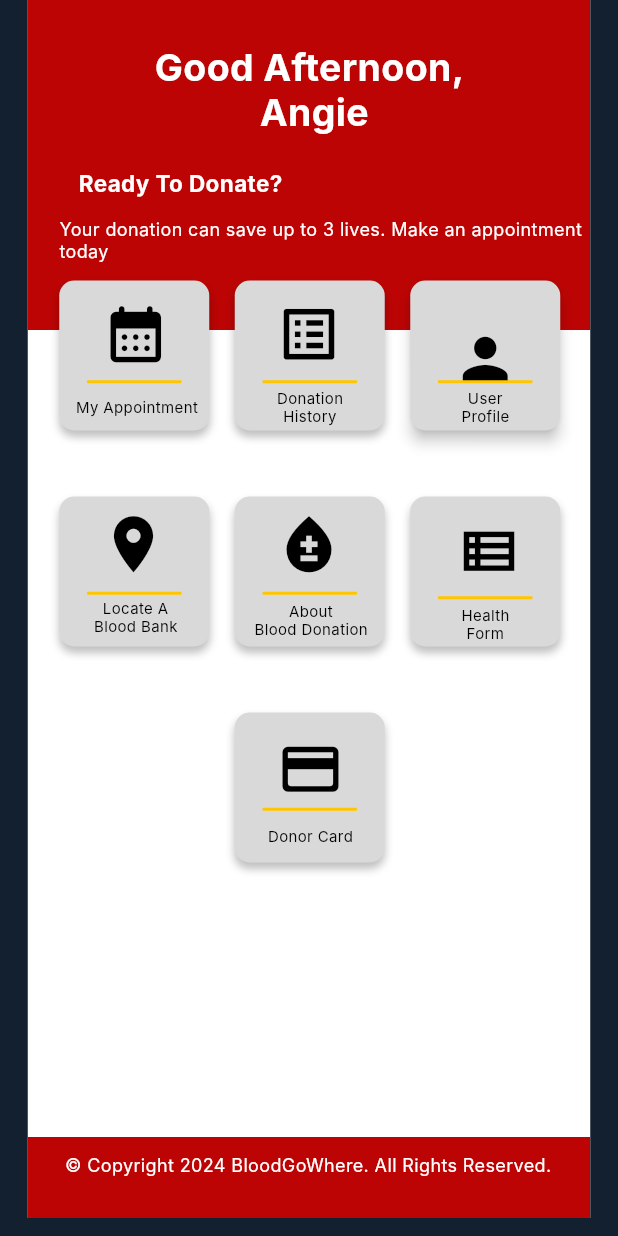
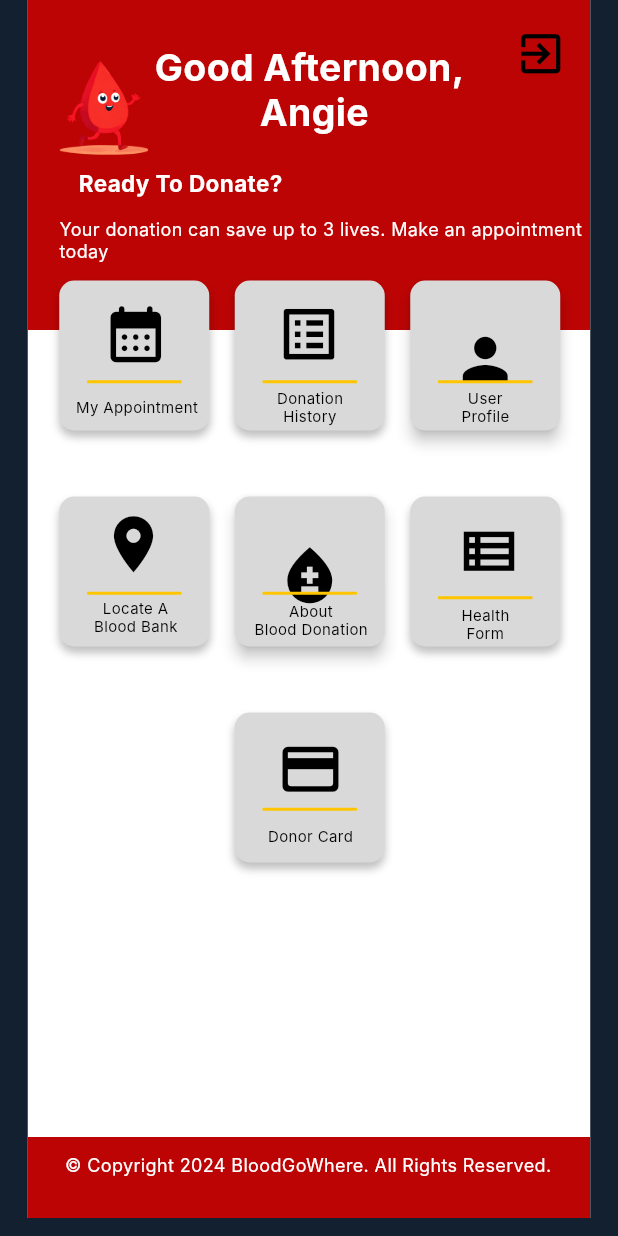
Before and after one commit to fernfern0011/bloodgowhere, a Flutter app: the screen it shows after launch, after a tap on "Login", on a phone screen of 412 x 824 dp. Run offline on Flutter 3.47's test engine with Material 3 defaults, Android fonts, the phone set to English and light mode, and no system bars; our stand-ins replace flutter_svg; Roboto replaces fonts that are missing (Inter).

Commit message:
Added logout button and fixed info.dart naming

```diff
--- a/lib/home.dart
+++ b/lib/home.dart
@@ -2,6 +2,7 @@ import 'package:flutter/material.dart';
 import 'package:flutter_svg/flutter_svg.dart';
 import 'userpage.dart';
 import 'info.dart';
+import 'main.dart';
 
 void main() {
   runApp(const HomePage());
@@ -191,28 +192,77 @@ class HomeComponent extends StatelessWidget {
                   ),
                 ),
               ),
+
               Positioned(
                 left: 138,
                 top: 331,
-                child: Container(
+                child: SizedBox(
                   width: 100,
                   height: 100,
-                  decoration: ShapeDecoration(
-                    color: Color(0xFFD9D9D9),
-                    shape: RoundedRectangleBorder(
-                      borderRadius: BorderRadius.circular(10),
+                  child: ElevatedButton(
+                    onPressed: () {
+                      print("Button pressed. info");
+                      Navigator.push(context,
+                          MaterialPageRoute(builder: (context) => InfoPage()));
+                    },
+                    style: ElevatedButton.styleFrom(
+                      backgroundColor: Color(0xFFD9D9D9),
+                      shape: RoundedRectangleBorder(
+                        borderRadius: BorderRadius.circular(10),
+                      ),
+                      elevation: 4,
                     ),
-                    shadows: [
-                      BoxShadow(
-                        color: Color(0x3F000000),
-                        blurRadius: 4,
-                        offset: Offset(0, 4),
-                        spreadRadius: 0,
-                      )
-                    ],
+                    child: Positioned(
+                      left: 165,
+                      top: 340,
+                      child: SizedBox(
+                        width: 70,
+                        height: 40,
+                        child: Icon(
+                          Icons.bloodtype,
+                          size: 45,
+                          color: Colors.black,
+                        ),
+                      ),
+                    ),
                   ),
                 ),
               ),
+
+              Positioned(
+                left: 157,
+                top: 395,
+                child: Container(
+                  width: 62,
+                  decoration: ShapeDecoration(
+                    color: Color(0xFFFFC600),
+                    shape: RoundedRectangleBorder(
+                      side: BorderSide(
+                        width: 1,
+                        strokeAlign: BorderSide.strokeAlignCenter,
+                        color: Color(0xFFFFC600),
+                      ),
+                    ),
+                  ),
+                ),
+              ),
+
+              const Positioned(
+                left: 151,
+                top: 401,
+                child: Text(
+                  'About\nBlood Donation',
+                  textAlign: TextAlign.center,
+                  style: TextStyle(
+                    color: Colors.black,
+                    fontSize: 10,
+                    fontFamily: 'Inter',
+                    fontWeight: FontWeight.w400,
+                    height: 0,
+                  ),
+                ),
+              ),
+
               Positioned(
                 left: 255,
                 top: 331,
@@ -304,8 +354,7 @@ class HomeComponent extends StatelessWidget {
                 child: SizedBox(
                   width: 100,
                   height: 100,
-                  child:
-                   ElevatedButton(
+                  child: ElevatedButton(
                     onPressed: () {
                       print("Button pressed. user");
                       Navigator.push(context,
@@ -318,11 +367,6 @@ class HomeComponent extends StatelessWidget {
                       ),
                       elevation: 4,
                     ),
-                    // child: Icon(
-                    //   Icons.person,
-                    //   size: 45,
-                    //   color: Colors.black,
-                    // ),
                     child: Positioned(
                       left: 289,
                       top: 240,
@@ -444,47 +488,7 @@ class HomeComponent extends StatelessWidget {
                   color: Colors.black,
                 ),
               ),
-              const Positioned(
-                left: 151,
-                top: 401,
-                child: Text(
-                  'About\nBlood Donation',
-                  textAlign: TextAlign.center,
-                  style: TextStyle(
-                    color: Colors.black,
-                    fontSize: 10,
-                    fontFamily: 'Inter',
-                    fontWeight: FontWeight.w400,
-                    height: 0,
-                  ),
-                ),
-              ),
-              const Positioned(
-                left: 165,
-                top: 340,
-                child: Icon(
-                  Icons.bloodtype,
-                  size: 45,
-                  color: Colors.black,
-                ),
-              ),
-              Positioned(
-                left: 157,
-                top: 395,
-                child: Container(
-                  width: 62,
-                  decoration: ShapeDecoration(
-                    color: Color(0xFFFFC600),
-                    shape: RoundedRectangleBorder(
-                      side: BorderSide(
-                        width: 1,
-                        strokeAlign: BorderSide.strokeAlignCenter,
-                        color: Color(0xFFFFC600),
-                      ),
-                    ),
-                  ),
-                ),
-              ),
+
               const Positioned(
                 left: 289,
                 top: 404,
@@ -616,16 +620,49 @@ class HomeComponent extends StatelessWidget {
                   child: Stack(
                     children: [
                       //this is the logo
-                      // Positioned(
-                      //   left: 0,
-                      //   top: 0,
-                      //   child: Icon(
-                      //     Icons.location_on,
-                      //     size: 45,
-                      //     color: Colors.black,
-                      //   ),
-                      // ),
+                      Positioned(
+                        left: 0,
+                        top: 0,
+                        child: Container(
+                          width: 73,
+                          height: 73,
+                          decoration: const BoxDecoration(
+                            image: DecorationImage(
+                              image: AssetImage(
+                                  'assets/images/BloodGoWhere Logo.png'),
+                              fit: BoxFit.cover,
+                            ),
+                          ),
+                        ),
+                      ),
                     ],
+                  ),
+                ),
+              ),
+
+              //logout button
+              Positioned(
+                left: 310,
+                top: 10,
+                child: TextButton(
+                  onPressed: () {
+                    Navigator.push(
+                      context,
+                      MaterialPageRoute(builder: (context) => MyApp()),
+                    );
+                  },
+                  style: TextButton.styleFrom(
+                    backgroundColor: Color(0xFFBC0404),
+                    foregroundColor: Color(0xFFBC0404),
+                  ),
+                  child: Positioned(
+                    child: SizedBox(
+                      child: Icon(
+                        Icons.exit_to_app,
+                        size: 35,
+                        color: Colors.black,
+                      ),
+                    ),
                   ),
                 ),
               ),
--- a/lib/info.dart
+++ b/lib/info.dart
@@ -5,12 +5,11 @@ import 'locations.dart';
 import 'dietary.dart';
 
 void main() {
-  runApp(const FigmaToCodeApp());
+  runApp(const InfoPage());
 }
 
-// Generated by: https://www.figma.com/community/plugin/842128343887142055/
-class FigmaToCodeApp extends StatelessWidget {
-  const FigmaToCodeApp({super.key});
+class InfoPage extends StatelessWidget {
+  const InfoPage({super.key});
 
   @override
   Widget build(BuildContext context) {
@@ -20,14 +19,14 @@ class FigmaToCodeApp extends StatelessWidget {
       ),
       home: Scaffold(
         body: ListView(children: [
-          Iphone13Mini1(),
+          InfoComponent(),
         ]),
       ),
     );
   }
 }
 
-class Iphone13Mini1 extends StatelessWidget {
+class InfoComponent extends StatelessWidget {
   @override
   Widget build(BuildContext context) {
     return Column(
@@ -131,7 +130,8 @@ class Iphone13Mini1 extends StatelessWidget {
                                   height: 73,
                                   decoration: const BoxDecoration(
                                     image: DecorationImage(
-                                      image:AssetImage('assets/images/BloodGoWhere Logo.png'),
+                                      image: AssetImage(
+                                          'assets/images/BloodGoWhere Logo.png'),
                                       fit: BoxFit.cover,
                                     ),
                                   ),
@@ -145,7 +145,8 @@ class Iphone13Mini1 extends StatelessWidget {
                                   height: 73,
                                   decoration: const BoxDecoration(
                                     image: DecorationImage(
-                                      image: AssetImage('assets/images/BloodGoWhere Logo.png'),
+                                      image: AssetImage(
+                                          'assets/images/BloodGoWhere Logo.png'),
                                       fit: BoxFit.cover,
                                     ),
                                   ),
@@ -173,7 +174,8 @@ class Iphone13Mini1 extends StatelessWidget {
                         child: Container(
                           width: 375,
                           height: 72,
-                          decoration: BoxDecoration(color: Color.fromARGB(255, 255, 255, 255)),
+                          decoration: BoxDecoration(
+                              color: Color.fromARGB(255, 255, 255, 255)),
                         ),
                       ),
                       Positioned(
@@ -184,7 +186,8 @@ class Iphone13Mini1 extends StatelessWidget {
                             Navigator.push(
                                 context,
                                 MaterialPageRoute(
-                                    builder: (context) => ProfilePageGuideline()));
+                                    builder: (context) =>
+                                        ProfilePageGuideline()));
                           },
                           style: ElevatedButton.styleFrom(
                             backgroundColor: Colors.red,
@@ -194,7 +197,6 @@ class Iphone13Mini1 extends StatelessWidget {
                           ),
                           child: const Text('Donation Guideline'),
                         ),
-
                       ),
                       Positioned(
                         left: 24,
@@ -219,7 +221,8 @@ class Iphone13Mini1 extends StatelessWidget {
                         child: Container(
                           width: 375,
                           height: 72,
-                          decoration: BoxDecoration(color: Color.fromARGB(255, 255, 255, 255)),
+                          decoration: BoxDecoration(
+                              color: Color.fromARGB(255, 255, 255, 255)),
                         ),
                       ),
                       Positioned(
@@ -230,7 +233,8 @@ class Iphone13Mini1 extends StatelessWidget {
                             Navigator.push(
                                 context,
                                 MaterialPageRoute(
-                                    builder: (context) => ProfilePageBenefit()));
+                                    builder: (context) =>
+                                        ProfilePageBenefit()));
                           },
                           style: ElevatedButton.styleFrom(
                             backgroundColor: Colors.red,
@@ -259,7 +263,8 @@ class Iphone13Mini1 extends StatelessWidget {
                         child: Container(
                           width: 375,
                           height: 72,
-                          decoration: BoxDecoration(color: Color.fromARGB(255, 255, 255, 255)),
+                          decoration: BoxDecoration(
+                              color: Color.fromARGB(255, 255, 255, 255)),
                         ),
                       ),
                       Positioned(
@@ -270,7 +275,8 @@ class Iphone13Mini1 extends StatelessWidget {
                             Navigator.push(
                                 context,
                                 MaterialPageRoute(
-                                    builder: (context) => ProfilePageDietary()));
+                                    builder: (context) =>
+                                        ProfilePageDietary()));
                           },
                           style: ElevatedButton.styleFrom(
                             backgroundColor: Colors.red,
@@ -299,7 +305,8 @@ class Iphone13Mini1 extends StatelessWidget {
                         child: Container(
                           width: 375,
                           height: 72,
-                          decoration: BoxDecoration(color: Color.fromARGB(255, 255, 255, 255)),
+                          decoration: BoxDecoration(
+                              color: Color.fromARGB(255, 255, 255, 255)),
                         ),
                       ),
                       Positioned(
@@ -310,7 +317,8 @@ class Iphone13Mini1 extends StatelessWidget {
                             Navigator.push(
                                 context,
                                 MaterialPageRoute(
-                                    builder: (context) => ProfilePageLocations()));
+                                    builder: (context) =>
+                                        ProfilePageLocations()));
                           },
                           style: ElevatedButton.styleFrom(
                             backgroundColor: Colors.red,
```
